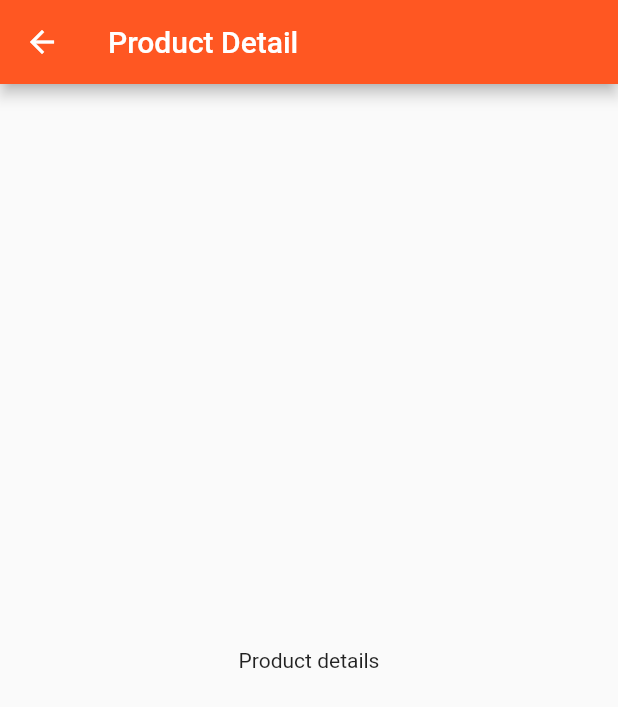
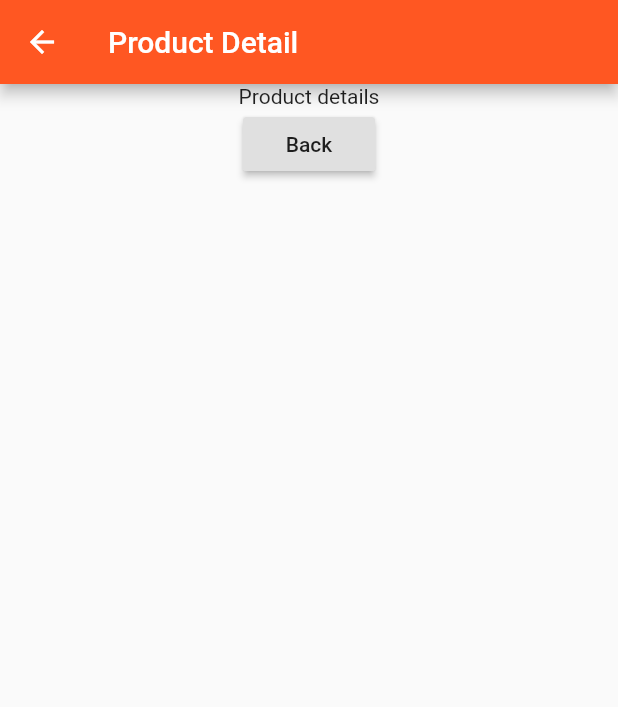
Before and after one commit to djurobrah/flutter_practice, a Flutter app: the ProductPage screen opened directly, on a phone screen of 412 x 824 dp. Shown: the top 707 px of the screen. Run offline on Flutter 3.47's test engine with Material 2 defaults, Android fonts, the phone set to English and light mode, and no system bars.

Commit message:
Back navigation via pop.

```diff
--- a/lib/pages/product.dart
+++ b/lib/pages/product.dart
@@ -1,13 +1,22 @@
 import 'package:flutter/material.dart';
 
-class ProductPage extends StatelessWidget {
+class ProductPage extends StatelessWidget
+{
 	@override
-  Widget build(BuildContext context) {
+	Widget build(BuildContext context)
+	{
 		return Scaffold(
 			appBar: AppBar(
 				title: Text("Product Detail"),
 			),
-      body: Center(child: Text("Product details")),
+			body: Column(
+				children: <Widget>[
+					Center(child: Text("Product details"),),
+					Center(
+						child: RaisedButton(child: Text("Back"), onPressed: ()
+						=> Navigator.pop(context)))
+				],
+			),
 		);
 	}
 }
```
Lines whose indentation alone changed are shown as unchanged.
